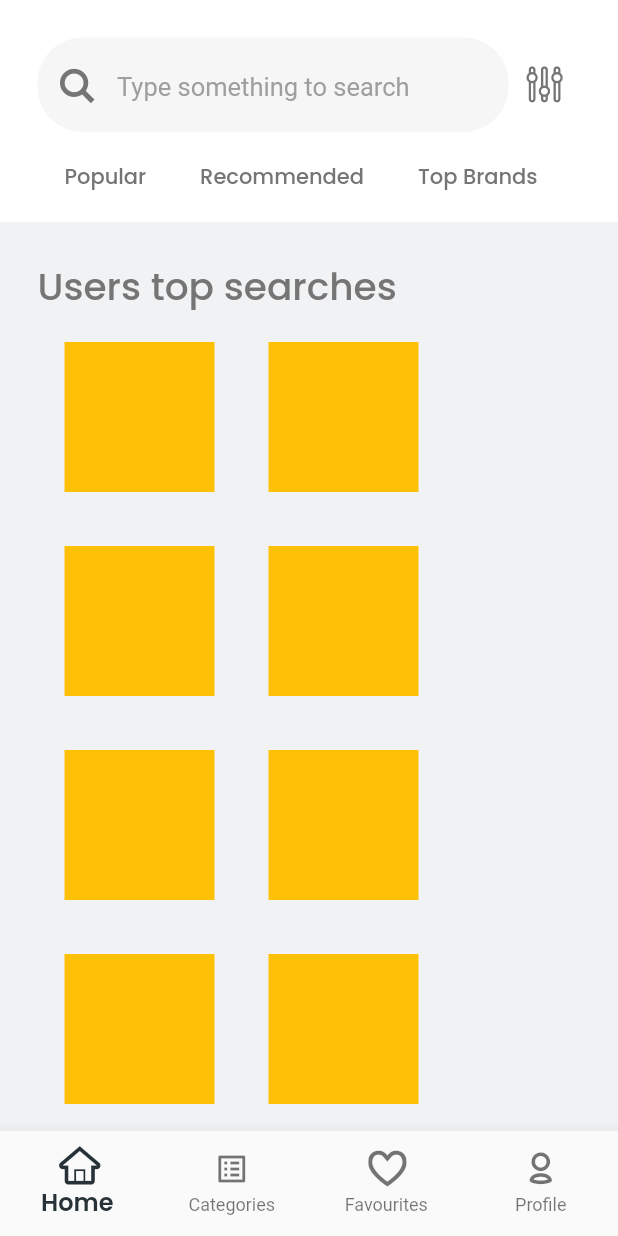
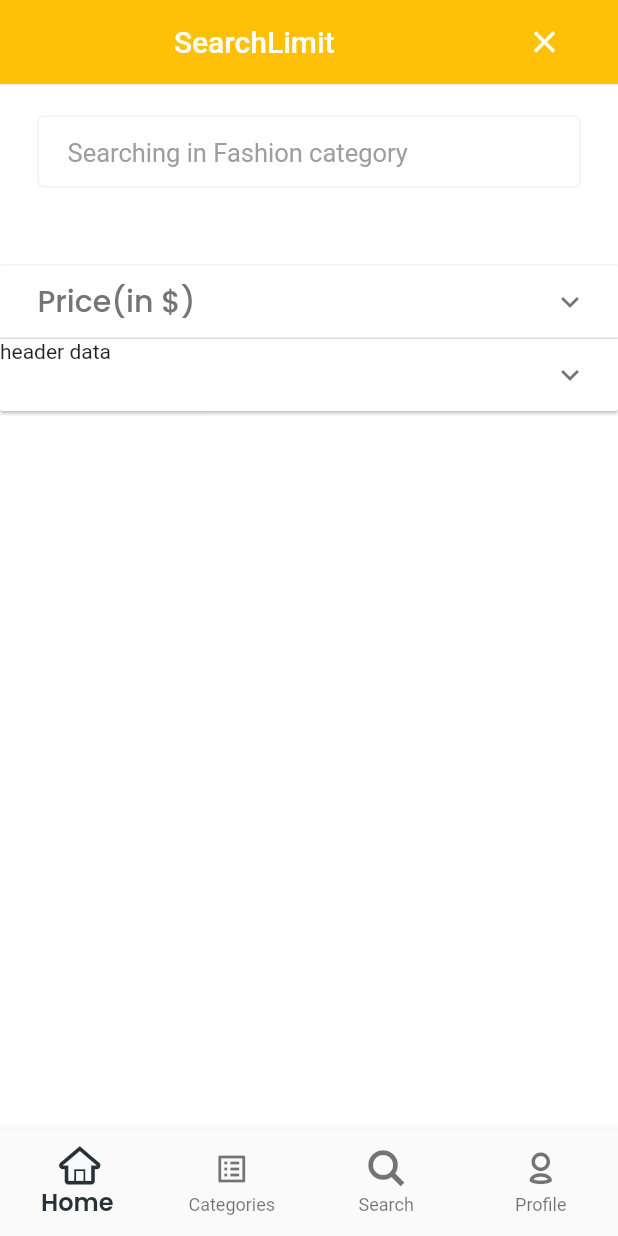
Before and after one commit to HamiiidAsgarian/flutter-tech-commerce-Cargo-, a Flutter app: the screen it shows after launch, on a phone screen of 412 x 824 dp. Run offline on Flutter 3.47's test engine with Material 2 defaults, Android fonts, the phone set to English and light mode, and no system bars.

Commit message:
Filter page is ongoing

```diff
--- a/lib/screens/mainScreen.dart
+++ b/lib/screens/mainScreen.dart
@@ -2,6 +2,7 @@
 import 'package:commerce_app/providerModel.dart';
 import 'package:commerce_app/screens/categoryScreen.dart';
 import 'package:commerce_app/screens/favoritesScreen.dart';
+import 'package:commerce_app/screens/searchLimitScreen.dart';
 import 'package:commerce_app/screens/searchScreen.dart';
 import 'package:commerce_app/style/my_flutter_app_icons.dart';
 import 'package:commerce_app/widgets/appbar.dart';
@@ -24,10 +25,12 @@ class MainScreen extends StatefulWidget {
 class _MainScreenState extends State<MainScreen> {
   var currentpage1 = 0;
   List<Widget> screens = [
-    SearchScreen(),
+    SearchLimitScreen(),
     // ListedItemsScreen(),
     MainScreenContetnts(),
     CategoryScreen(),
+    SearchScreen(),
+
     // CartScreen(),
     FavoriteScreen(),
     // ProfileScreen(),
--- /dev/null
+++ b/lib/screens/searchLimitScreen.dart
@@ -0,0 +1,202 @@
+import 'package:flutter/material.dart';
+
+import '../consts.dart';
+
+class SearchLimitScreen extends StatefulWidget {
+  const SearchLimitScreen({Key? key}) : super(key: key);
+
+  @override
+  _SearchLimitScreenState createState() => _SearchLimitScreenState();
+}
+
+class _SearchLimitScreenState extends State<SearchLimitScreen> {
+  List<bool>? _isOpen = [false, false];
+  int sliderMin = 0;
+  int slidermax = 500;
+  var testText;
+
+  @override
+  Widget build(BuildContext context) {
+    return Scaffold(
+      backgroundColor: Colors.white,
+      appBar: AppBar(
+        elevation: 0,
+        backgroundColor: Colors.amber,
+        actions: [
+          Padding(
+              padding: EdgeInsets.only(right: 25),
+              child: IconButton(onPressed: () {}, icon: Icon(Icons.close)))
+        ],
+        title: Center(
+          child: Text("SearchLimit"),
+        ),
+      ),
+      body: Column(children: [
+        Divider(height: 0),
+        SizedBox(height: 20),
+        Container(
+            padding: EdgeInsets.symmetric(horizontal: 25, vertical: 1),
+            child: SearchField2(
+              hint: "Searching in Fashion category",
+              func: (e) {
+                setState(() {
+                  testText = e;
+                });
+                print(testText);
+              },
+            )),
+        Container(
+          height: 50,
+          //  color: Colors.amber
+        ),
+        Divider(height: 1, color: cBackgroundGrey),
+        ExpansionPanelList(
+          // dividerColor: (Colors.yellow),
+          // expandedHeaderPadding: EdgeInsets.all(20),
+          elevation: 1,
+          expansionCallback: (i, isOpen) {
+            setState(() {
+              _isOpen?[i] = !isOpen;
+            });
+          },
+          children: [
+            ExpansionPanel(
+              canTapOnHeader: true,
+              headerBuilder: (BuildContext context, _isOpen) => Align(
+                  child: Padding(
+                      padding: EdgeInsets.symmetric(horizontal: 25),
+                      child: Text("Price(in \$)",
+                          style: itemBrandFontStyle.copyWith(fontSize: 20))),
+                  alignment: Alignment.centerLeft),
+              body: Column(children: [
+                Container(
+                  padding: EdgeInsets.symmetric(horizontal: 25, vertical: 0),
+                  child: Row(children: [
+                    Expanded(
+                        child: SearchField2(
+                      hint: sliderMin.toString(),
+                      func: (e) {
+                        setState(() {
+                          // ignore: unnecessary_statements
+                          sliderMin < slidermax ? int.parse(e) : null;
+                        });
+                      },
+                    )),
+                    SizedBox(width: 20),
+                    Expanded(
+                        child: SearchField2(
+                      hint: slidermax.toString(),
+                      func: (e) {
+                        setState(() {
+                          //TODO
+                          // ignore: unnecessary_statements
+                          slidermax > sliderMin ? int.parse(e) : null;
+                        });
+                      },
+                    ))
+                  ]),
+                ),
+                SizedBox(height: 20),
+                RangeSlider(
+                  max: 500,
+                  min: 0,
+                  values:
+                      RangeValues(sliderMin.toDouble(), slidermax.toDouble()),
+                  onChanged: (e) {
+                    print(e);
+                    setState(() {
+                      sliderMin = e.start.toInt();
+                      slidermax = e.end.toInt();
+                    });
+                  },
+                )
+              ]),
+              isExpanded: _isOpen![0],
+            ),
+            ExpansionPanel(
+              headerBuilder: (BuildContext context, _isOpen) =>
+                  Text("header data"),
+              body: Text("Body data"),
+              isExpanded: _isOpen![1],
+            ),
+          ],
+        ),
+      ]),
+    );
+  }
+}
+
+///////////////////////////////////////////////////---------------------------------
+class SearchField2 extends StatelessWidget {
+  final String? hint;
+  final Widget? icon;
+  final Function? func;
+  SearchField2({this.hint, this.icon, this.func});
+
+  @override
+  Widget build(BuildContext context) {
+    return Theme(
+      data: new ThemeData(
+        primaryColor: Colors.redAccent,
+        primaryColorDark: Colors.red,
+      ),
+      child: TextField(
+        onChanged: (e) => this.func!(e), //NOTE search function
+        style: TextStyle(color: cBackgroundGrey, fontSize: 20),
+        textAlign: TextAlign.left,
+        // controller: searchCtrl,
+        keyboardType: TextInputType.text,
+        cursorColor: appBargrey,
+        cursorWidth: 2,
+        cursorRadius: Radius.zero,
+        showCursor: true,
+        enableInteractiveSelection: true,
+        decoration: new InputDecoration(
+            // prefixIcon: Padding(
+            //     padding: EdgeInsets.only(left: 15, right: 15),
+            //     child: this.icon),
+            fillColor: Colors.white, //NOTE Fill color
+            filled: true,
+            // border: InputBorder.none,
+            border: OutlineInputBorder(
+              borderRadius: BorderRadius.all(Radius.circular(5)),
+              //  BorderRadius.only(
+              //     topLeft: Radius.circular(15),
+              //     bottomLeft:
+              //         Radius.circular(15)), //////////////////* left radius
+              borderSide: BorderSide(width: 2, color: Colors.pink),
+            ),
+            focusedBorder: OutlineInputBorder(
+              borderRadius: BorderRadius.all(Radius.circular(4)),
+              borderSide: BorderSide(width: 2, color: Colors.grey),
+            ),
+            disabledBorder: OutlineInputBorder(
+              borderRadius: BorderRadius.all(Radius.circular(4)),
+              borderSide: BorderSide(width: 1, color: Colors.orange),
+            ),
+            enabledBorder: OutlineInputBorder(
+              borderRadius: BorderRadius.all(Radius.circular(4)),
+              borderSide: BorderSide(width: 1, color: cBackgroundGrey),
+            ),
+            errorBorder: OutlineInputBorder(
+                borderRadius: BorderRadius.all(Radius.circular(4)),
+                borderSide: BorderSide(width: 1, color: Colors.black)),
+            focusedErrorBorder: OutlineInputBorder(
+                borderRadius: BorderRadius.all(Radius.circular(4)),
+                borderSide: BorderSide(width: 1, color: Colors.yellowAccent)),
+            contentPadding: EdgeInsets.only(left: 20), //NOTE Content padding
+
+            // focusedBorder: OutlineInputBorder(
+            //   borderSide: BorderSide(color: Colors.red, width: 1.0),
+            // ),
+            // enabledBorder: OutlineInputBorder(
+            //   borderSide: BorderSide(color: Colors.green, width: 5.0),
+            // ),
+            hintText: this.hint,
+            hintStyle: TextStyle(color: Colors.grey, fontSize: 17)),
+      ),
+    );
+  }
+}
+
+////////////////////////////
--- a/lib/screens/searchScreen.dart
+++ b/lib/screens/searchScreen.dart
@@ -97,6 +97,8 @@ class _SearchScreenState extends State<SearchScreen> {
   }
 }
 
+/////////////////////////////----------------------------------------------------//////////////////
+
 ////////----------------------------------------------------------------------------------/////////
 class SearchSection extends StatefulWidget {
   const SearchSection({Key? key}) : super(key: key);
--- a/lib/widgets/navAndAppbar.dart
+++ b/lib/widgets/navAndAppbar.dart
@@ -48,8 +48,8 @@ class _MyBottomNavigationBarState extends State<MyBottomNavigationBar> {
               backgroundColor: Colors.green,
             ),
             BottomNavigationBarItem(
-              icon: Icon(MyFlutterApp.heart_empty),
-              label: 'Favourites',
+              icon: Icon(MyFlutterApp.search_5),
+              label: 'Search',
               backgroundColor: Colors.purple,
             ),
             BottomNavigationBarItem(
```
Also changed, not shown: lib/screens/listeddItemsScreen.dart (+74 -1 lines).
